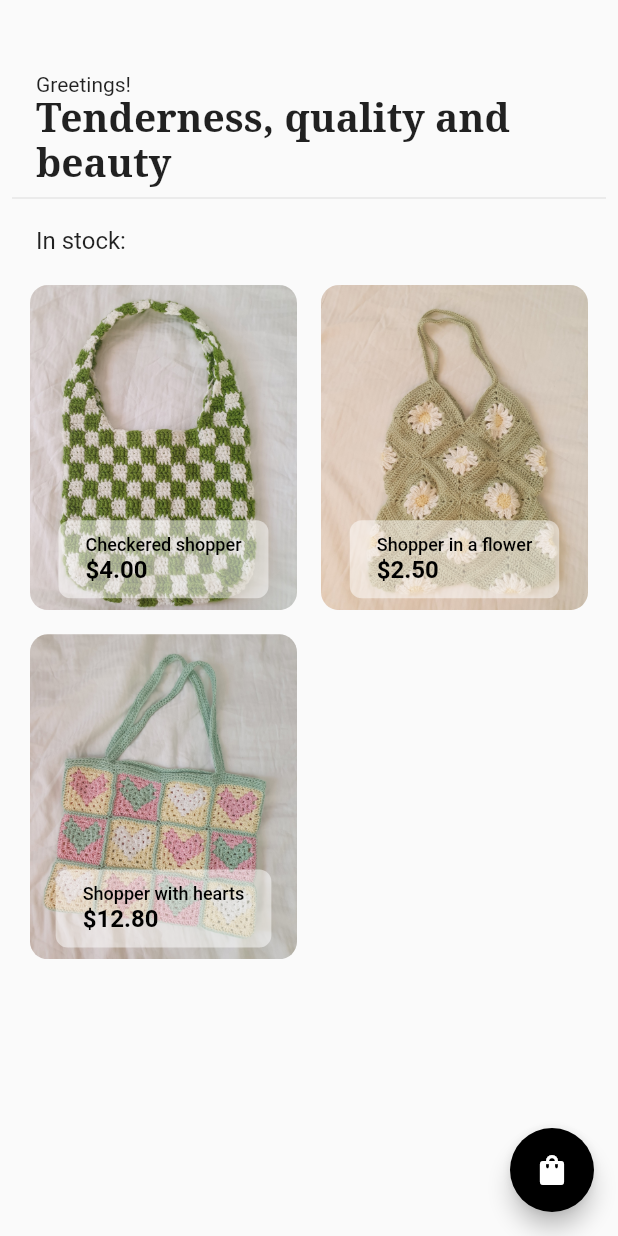
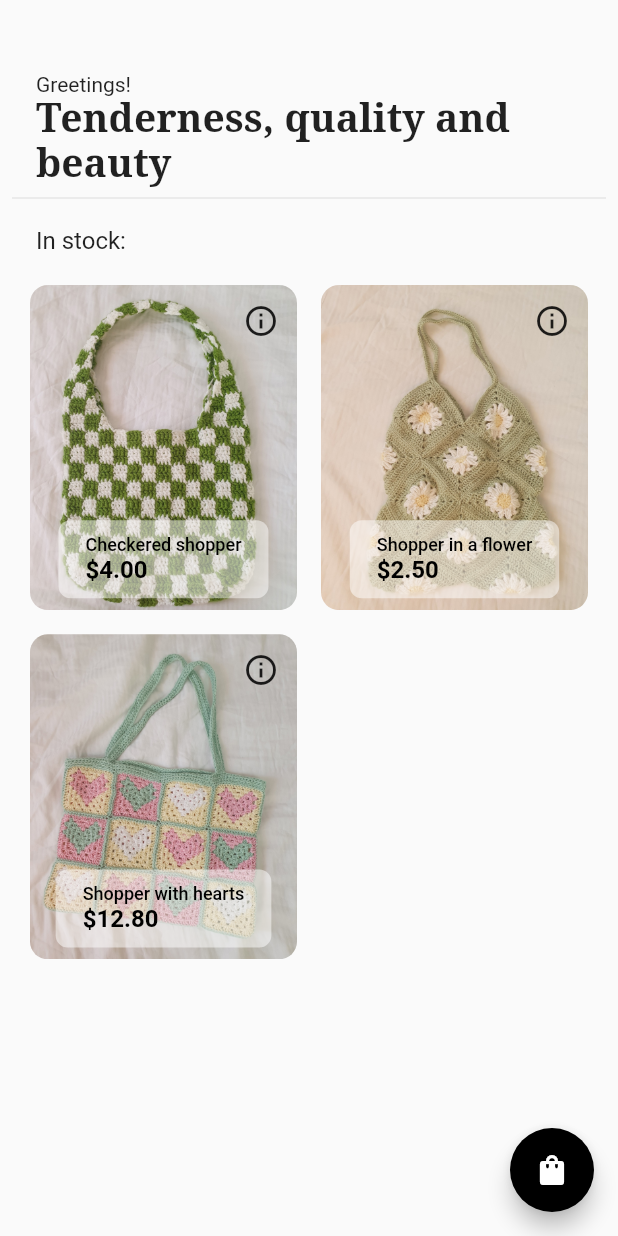
Before and after one commit to TheJuliana/knitwear_shopping_app, a Flutter app: the HomePage screen opened directly, on a phone screen of 412 x 824 dp. Run offline on Flutter 3.47's test engine with Material 2 defaults, Android fonts, the phone set to English and light mode, and no system bars; our stand-ins replace google_fonts.

Commit message:
small changes

```diff
--- a/lib/components/grocery_item_tile.dart
+++ b/lib/components/grocery_item_tile.dart
@@ -38,13 +38,19 @@ class _GroceryItemTileState extends State<GroceryItemTile> {
             ),
           ),
           child: Column(
-            mainAxisAlignment: MainAxisAlignment.end,
+            mainAxisAlignment: MainAxisAlignment.spaceBetween,
+            mainAxisSize: MainAxisSize.max,
             children: [
               //-> переход на страницу с описанием / -> go to the description page
-              MaterialButton(
-                onPressed: widget.onPressedToDescription,
-                height: 120,
-                minWidth: 150,
+              Row(
+                mainAxisAlignment: MainAxisAlignment.end,
+                children: [
+                  IconButton(
+                    onPressed: widget.onPressedToDescription,
+                    //height: 120,
+                    icon: Icon(Icons.info_outline),
+                  ),
+                ],
               ),
               Container(
                 padding: EdgeInsets.all(8.0),
```
